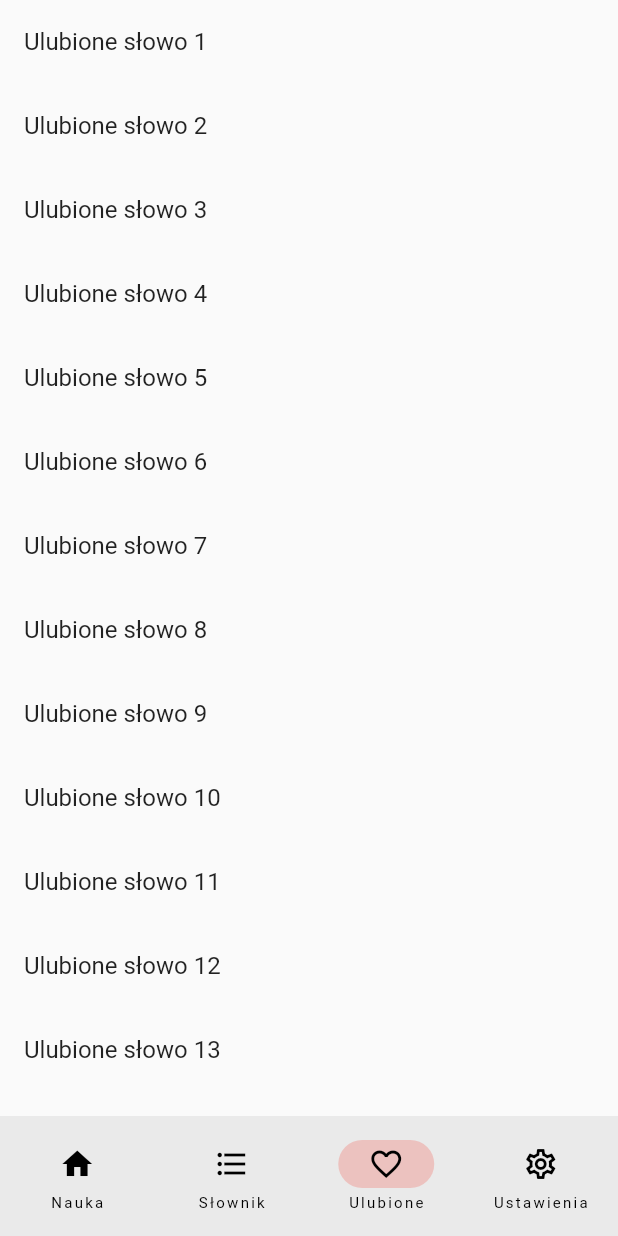
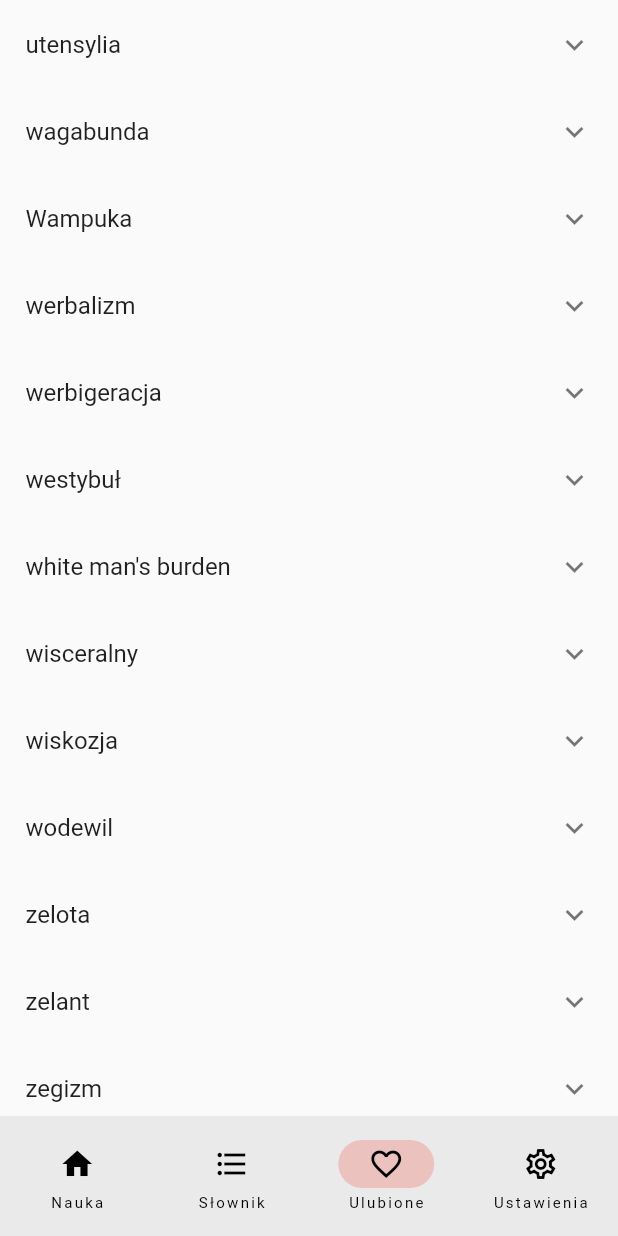
Before and after one commit to officialprofile/nwo, a Flutter app: the screen it shows after launch, item 3 of the bottom bar chosen, on a phone screen of 412 x 824 dp. Run offline on Flutter 3.47's test engine with Material 2 defaults, Android fonts, the light colour scheme and no system bars.

Commit message:
rozwijana lista - wersja robocza

```diff
--- a/lib/ulubione.dart
+++ b/lib/ulubione.dart
@@ -1,6 +1,73 @@
 import 'package:flutter/material.dart';
+import 'package:nwo/slownik.dart';
 
 const int itemCount = 20;
+
+final List slownik = [
+  {
+    "haslo": "utensylia",
+    "definicja": "narzędzia, przybory, sprzęt; akcesoria."
+  },
+  {
+    "haslo": "wagabunda",
+    "definicja": "włóczęga, tramp, obieżyświat, powsinoga."
+  },
+  {
+    "haslo": "Wampuka",
+    "definicja":
+        "parodia opery, niedorzecznych konwencji i zakrzepłej rutyny przedstawień operowych; bezwartościowy, lichy, pretensjonalny, banalny spektakl teatr."
+  },
+  {
+    "haslo": "werbalizm",
+    "definicja":
+        "objaśnianie, nauczanie czysto słowne, nie poparte doświadczeniem, dowodami, faktami, korektami; pustosłowie, czcze, jałowe, akademickie rozprawianie."
+  },
+  {
+    "haslo": "werbigeracja",
+    "definicja":
+        "psych. chorobliwe, nieustanne powtarzanie bezsensownych słów a. zdań."
+  },
+  {
+    "haslo": "westybuł",
+    "definicja":
+        "przedsionek, przedpokój (zwł. obszerny, w budynku publ.); hall."
+  },
+  {
+    "haslo": "white man's burden",
+    "definicja":
+        "ang. brzemię białego człowieka (eufemistyczne określenie kolonializmu Imperium Bryt. końca XIX i pocz. XX w., usprawiedliwianego przez apologetów jako obowiązek moralny 'wyższych' białych narodów w stosunku do 'zacofanych' kolorowych ludów w koloniach)."
+  },
+  {
+    "haslo": "wisceralny",
+    "definicja": "anat. jelitowy, trzewiowy, dotyczący wnętrzności."
+  },
+  {
+    "haslo": "wiskozja",
+    "definicja":
+        "psych. lepkość, perseweracja myśli, chorobliwa niemożność uwolnienia się od jakiejś myśli."
+  },
+  {
+    "haslo": "wodewil",
+    "definicja":
+        "lekki, komediowy utwór sceniczny z przewagą dialogów (w odróżnieniu od operetki), ze śpiewami, tańcami, muzyką i pantomimą."
+  },
+  {
+    "haslo": "zelota",
+    "definicja":
+        "fanatyczny, zagorzały, namiętny entuzjasta jakiejś idei, religii itd.; hist. człowiek fanatycznej sekty, zaciekle przeciwstawiającej się panowaniu Rzymian w Palestynie w czasie powstania żyć. i oblężenia Jerozolimy (I w.)."
+  },
+  {"haslo": "zelant", "definicja": "gorliwiec, zapaleniec."},
+  {
+    "haslo": "zegizm",
+    "definicja":
+        "antyrozwojowość, bezrozwojowość, kierunek ideologiczny, wg którego nalezy powstrzymać dalszy liczbowy, tech., nauk. rozwój ludzkości, urbanizację, mechanizację, chemizację itp., gdyż dalszy rozrost cywilizacji jest równoznaczny z zagładą naturalnego.środowiska, a więc i człowieka."
+  },
+  {
+    "haslo": "zoil",
+    "definicja":
+        "dokuczliwy, zawistny, złośliwy krytyk, szukający dziury w całym."
+  }
+];
 
 class Ulubione extends StatefulWidget {
   Ulubione({Key? key}) : super(key: key);
@@ -13,11 +80,28 @@ class _UlubioneState extends State<Ulubione> {
   @override
   Widget build(BuildContext context) {
     return ListView.builder(
-        itemCount: itemCount,
-        itemBuilder: (BuildContext context, int index) {
-          return ListTile(
-            title: Text('Ulubione słowo ${(index + 1)}'),
-          );
-        });
+      padding: const EdgeInsets.all(1),
+      itemCount: slownik.length,
+      itemBuilder: (BuildContext context, int index) {
+        return _buildExpandableTile(slownik[index]);
+      },
+      // separatorBuilder: (BuildContext context, int index) => const Divider(),
+    );
   }
 }
+
+Widget _buildExpandableTile(item) {
+  return ExpansionTile(
+    title: Text(
+      item['haslo'],
+    ),
+    children: <Widget>[
+      ListTile(
+        title: Text(
+          item['definicja'],
+          style: TextStyle(fontWeight: FontWeight.w200),
+        ),
+      )
+    ],
+  );
+}
```
